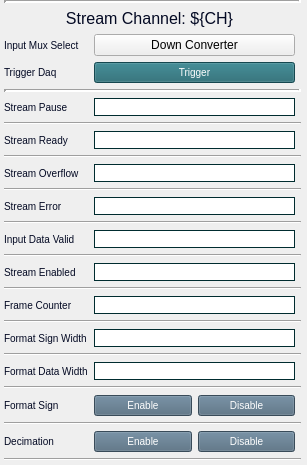
Qt form individuals/down_converter_ch_stream.ui (cristinasewell/ATCA_PyDM_Screens) before a commit.
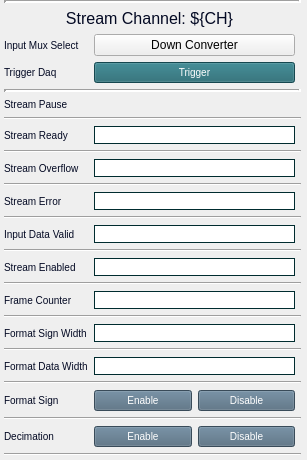
The same form after that commit. Custom widgets are drawn as their Qt base class.

```diff
--- a/individuals/down_converter_ch_stream.ui
+++ b/individuals/down_converter_ch_stream.ui
@@ -390,31 +390,6 @@
        </property>
       </widget>
      </item>
-     <item row="8" column="1">
-      <widget class="PyDMLineEdit" name="PyDMLineEdit_3">
-       <property name="enabled">
-        <bool>true</bool>
-       </property>
-       <property name="sizePolicy">
-        <sizepolicy hsizetype="Expanding" vsizetype="Expanding">
-         <horstretch>0</horstretch>
-         <verstretch>0</verstretch>
-        </sizepolicy>
-       </property>
-       <property name="toolTip">
-        <string/>
-       </property>
-       <property name="styleSheet">
-        <string notr="true">QLineEdit{ border-width: 1px; border-style: solid; border-color: #002C2F; }</string>
-       </property>
-       <property name="channel" stdset="0">
-        <string>ca://${DEVICE}:DAQMUX0_STRMPAUSE${CH}</string>
-       </property>
-       <property name="displayFormat" stdset="0">
-        <enum>PyDMLineEdit::String</enum>
-       </property>
-      </widget>
-     </item>
      <item row="1" column="0" colspan="2">
       <widget class="QLabel" name="label">
        <property name="sizePolicy">
@@ -885,11 +860,42 @@
        </property>
       </spacer>
      </item>
+     <item row="8" column="1">
+      <widget class="PyDMLabel" name="PyDMLabel">
+       <property name="toolTip">
+        <string/>
+       </property>
+       <property name="styleSheet">
+        <string notr="true">QLabel{
+  color:#030923;
+  font-size: 10px;
+  font-style: bold;
+}</string>
+       </property>
+       <property name="text">
+        <string/>
+       </property>
+       <property name="scaledContents">
+        <bool>true</bool>
+       </property>
+       <property name="channel" stdset="0">
+        <string>ca://${DEVICE}:DAQMUX0_STRMPAUSE${CH}</string>
+       </property>
+       <property name="displayFormat" stdset="0">
+        <enum>PyDMLabel::String</enum>
+       </property>
+      </widget>
+     </item>
     </layout>
    </item>
   </layout>
  </widget>
  <customwidgets>
+  <customwidget>
+   <class>PyDMLabel</class>
+   <extends>QLabel</extends>
+   <header>pydm.widgets.label</header>
+  </customwidget>
   <customwidget>
    <class>PyDMLineEdit</class>
    <extends>QLineEdit</extends>
```
